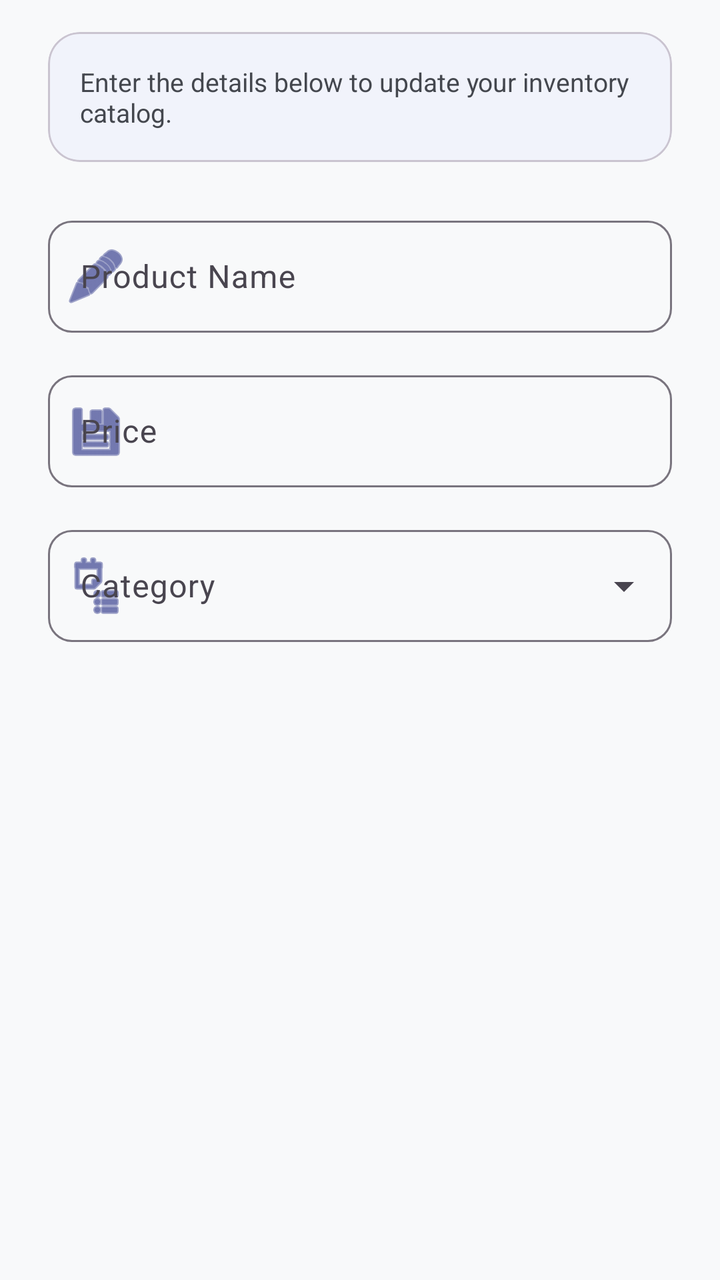
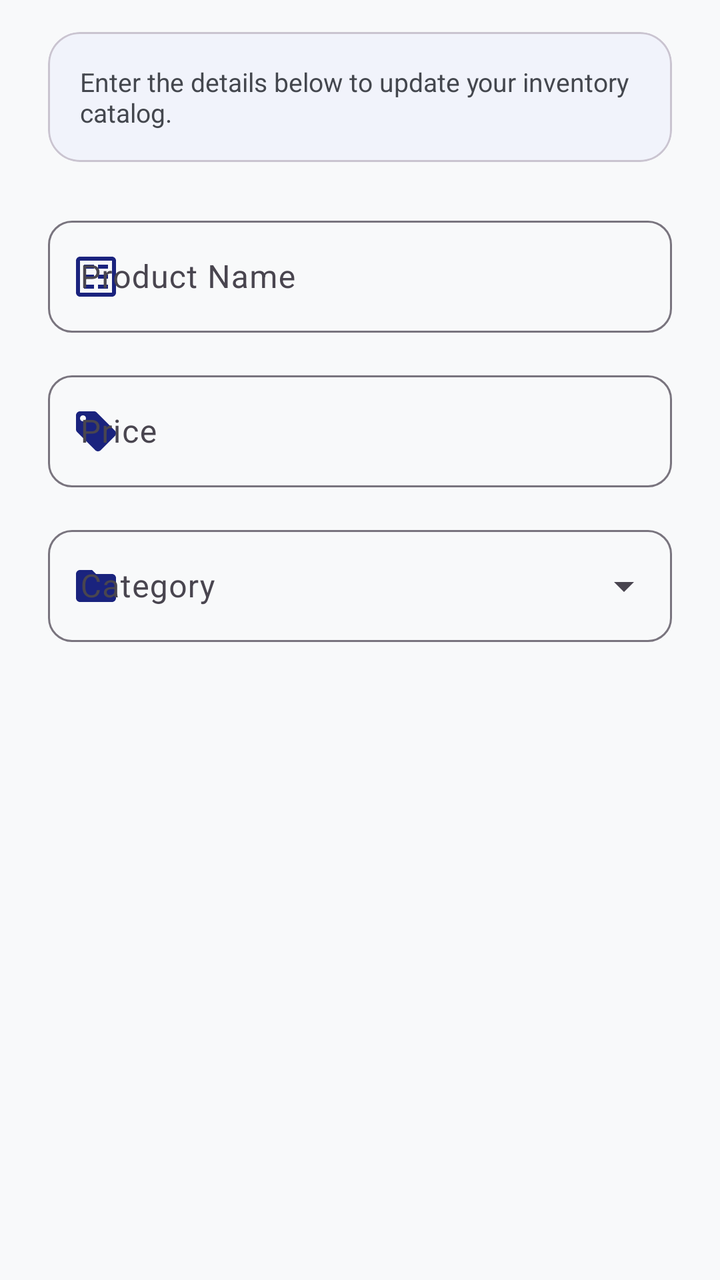

Before-and-after screenshots of an Android layout around one commit, followed by the original layout XML and the change that was made.
<!-- AndroidManifest.xml: application theme Theme.PosExpress -->
<!-- res/layout/dialog_add_product.xml -->
<?xml version="1.0" encoding="utf-8"?>
<ScrollView xmlns:android="http://schemas.android.com/apk/res/android"
    xmlns:app="http://schemas.android.com/apk/res-auto"
    android:layout_width="match_parent"
    android:layout_height="wrap_content">

    <LinearLayout
        android:layout_width="match_parent"
        android:layout_height="wrap_content"
        android:orientation="vertical"
        android:paddingHorizontal="24dp"
        android:paddingTop="16dp"
        android:paddingBottom="24dp">

        <com.google.android.material.card.MaterialCardView
            android:layout_width="match_parent"
            android:layout_height="wrap_content"
            app:cardCornerRadius="16dp"
            app:cardElevation="0dp"
            app:cardBackgroundColor="#F1F3FB"
            android:layout_marginBottom="24dp">

            <TextView
                android:layout_width="match_parent"
                android:layout_height="wrap_content"
                android:padding="16dp"
                android:text="Enter the details below to update your inventory catalog."
                android:textColor="@color/textSecondary"
                android:textSize="13sp"
                android:textAlignment="center" />
        </com.google.android.material.card.MaterialCardView>

        <com.google.android.material.textfield.TextInputLayout
            android:id="@+id/tilProductName"
            android:layout_width="match_parent"
            android:layout_height="wrap_content"
            android:hint="Product Name"
            style="@style/Widget.Material3.TextInputLayout.OutlinedBox"
            app:startIconDrawable="@android:drawable/ic_menu_edit"
            app:startIconTint="@color/primaryNavy"
            app:shapeAppearanceOverlay="@style/ShapeAppearance.PaySwift.Rounded"
            android:layout_marginBottom="16dp">

            <com.google.android.material.textfield.TextInputEditText
                android:id="@+id/etProductName"
                android:layout_width="match_parent"
                android:layout_height="wrap_content"
                android:minHeight="56dp"
                android:inputType="textCapWords"
                android:textColor="@color/textPrimary" />

        </com.google.android.material.textfield.TextInputLayout>

        <com.google.android.material.textfield.TextInputLayout
            android:id="@+id/tilProductPrice"
            android:layout_width="match_parent"
            android:layout_height="wrap_content"
            android:hint="Price"
            style="@style/Widget.Material3.TextInputLayout.OutlinedBox"
            app:startIconDrawable="@android:drawable/ic_menu_save"
            app:startIconTint="@color/primaryNavy"
            app:shapeAppearanceOverlay="@style/ShapeAppearance.PaySwift.Rounded"
            android:layout_marginBottom="16dp">

            <com.google.android.material.textfield.TextInputEditText
                android:id="@+id/etProductPrice"
                android:layout_width="match_parent"
                android:layout_height="wrap_content"
                android:minHeight="56dp"
                android:inputType="numberDecimal"
                android:textColor="@color/textPrimary" />

        </com.google.android.material.textfield.TextInputLayout>

        <com.google.android.material.textfield.TextInputLayout
            android:id="@+id/tilProductCategory"
            android:layout_width="match_parent"
            android:layout_height="wrap_content"
            android:hint="Category"
            style="@style/Widget.Material3.TextInputLayout.OutlinedBox.ExposedDropdownMenu"
            app:startIconDrawable="@android:drawable/ic_menu_agenda"
            app:startIconTint="@color/primaryNavy"
            app:shapeAppearanceOverlay="@style/ShapeAppearance.PaySwift.Rounded"
            android:layout_marginBottom="8dp">

            <com.google.android.material.textfield.MaterialAutoCompleteTextView
                android:id="@+id/etProductCategory"
                android:layout_width="match_parent"
                android:layout_height="wrap_content"
                android:minHeight="56dp"
                android:inputType="text"
                android:textColor="@color/textPrimary" />

        </com.google.android.material.textfield.TextInputLayout>

    </LinearLayout>
</ScrollView>
<!-- resources referenced by this layout -->
<resources>
  <color name="primaryNavy">#1A237E</color>
  <color name="textPrimary">#1A1C1E</color>
  <color name="textSecondary">#44474E</color>
  <style name="ShapeAppearance.PaySwift.Rounded" parent="">
          <item name="cornerSize">12dp</item>
      </style>
  <style name="Theme.PosExpress" parent="Base.Theme.PosExpress" />
  <style name="Base.Theme.PosExpress" parent="Theme.Material3.DayNight.NoActionBar">
          <item name="colorPrimary">@color/primaryNavy</item>
          <item name="colorOnPrimary">@color/white</item>
          <item name="android:windowBackground">@color/backgroundOffWhite</item>
          <item name="android:statusBarColor">@color/primaryNavy</item>
          <item name="colorSecondaryContainer">@color/surfaceVariant</item>
          <item name="colorOnSecondaryContainer">@color/primaryNavy</item>
      </style>
  <color name="white">#FFFFFF</color>
  <color name="backgroundOffWhite">#F8F9FA</color>
  <color name="surfaceVariant">#E1E2EC</color>
</resources>

<!-- the commit's change to res/layout/dialog_add_product.xml (unified diff, before → after) -->
@@ -36,7 +36,7 @@
             android:layout_height="wrap_content"
             android:hint="Product Name"
             style="@style/Widget.Material3.TextInputLayout.OutlinedBox"
-            app:startIconDrawable="@android:drawable/ic_menu_edit"
+            app:startIconDrawable="@drawable/ic_inventory_modern"
             app:startIconTint="@color/primaryNavy"
             app:shapeAppearanceOverlay="@style/ShapeAppearance.PaySwift.Rounded"
             android:layout_marginBottom="16dp">
@@ -57,7 +57,7 @@
             android:layout_height="wrap_content"
             android:hint="Price"
             style="@style/Widget.Material3.TextInputLayout.OutlinedBox"
-            app:startIconDrawable="@android:drawable/ic_menu_save"
+            app:startIconDrawable="@drawable/ic_price_modern"
             app:startIconTint="@color/primaryNavy"
             app:shapeAppearanceOverlay="@style/ShapeAppearance.PaySwift.Rounded"
             android:layout_marginBottom="16dp">
@@ -78,7 +78,7 @@
             android:layout_height="wrap_content"
             android:hint="Category"
             style="@style/Widget.Material3.TextInputLayout.OutlinedBox.ExposedDropdownMenu"
-            app:startIconDrawable="@android:drawable/ic_menu_agenda"
+            app:startIconDrawable="@drawable/ic_category_modern"
             app:startIconTint="@color/primaryNavy"
             app:shapeAppearanceOverlay="@style/ShapeAppearance.PaySwift.Rounded"
             android:layout_marginBottom="8dp">
<!-- resource entries referenced after the edit -->
@@ -3,6 +3,36 @@
   <color name="primaryNavy">#1A237E</color>
   <color name="textPrimary">#1A1C1E</color>
   <color name="textSecondary">#44474E</color>
+  <!-- drawable ic_category_modern (drawable) -->
+  <vector xmlns:android="http://schemas.android.com/apk/res/android"
+      android:width="24dp"
+      android:height="24dp"
+      android:viewportWidth="24"
+      android:viewportHeight="24">
+      <path
+          android:fillColor="#FF000000"
+          android:pathData="M10,4H4C2.89,4 2,4.89 2,6V18C2,19.1 2.89,20 4,20H20C21.1,20 22,19.1 22,18V8C22,6.9 21.1,6 20,6H12L10,4Z" />
+  </vector>
+  <!-- drawable ic_inventory_modern (drawable) -->
+  <vector xmlns:android="http://schemas.android.com/apk/res/android"
+      android:width="24dp"
+      android:height="24dp"
+      android:viewportWidth="24"
+      android:viewportHeight="24">
+      <path
+          android:fillColor="#FF000000"
+          android:pathData="M20,2H4C2.9,2 2,2.9 2,4v16c0,1.1 0.9,2 2,2h16c1.1,0 2,-0.9 2,-2V4C22,2.9 21.1,2 20,2zM20,20H4V4h16V20zM18,6h-5v2h5V6zM18,11h-5v2h5V11zM18,16h-5v2h5V16zM11,6H6v2h5V6zM11,11H6v2h5V11zM11,16H6v2h5V16z" />
+  </vector>
+  <!-- drawable ic_price_modern (drawable) -->
+  <vector xmlns:android="http://schemas.android.com/apk/res/android"
+      android:width="24dp"
+      android:height="24dp"
+      android:viewportWidth="24"
+      android:viewportHeight="24">
+      <path
+          android:fillColor="#FF000000"
+          android:pathData="M21.41,11.58L12.42,2.59C12.05,2.22 11.55,2 11.03,2H4C2.9,2 2,2.9 2,4V11.03C2,11.55 2.22,12.05 2.59,12.42L11.58,21.41C12.35,22.18 13.61,22.18 14.38,21.41L21.41,14.38C22.18,13.61 22.18,12.35 21.41,11.58M5.5,7C4.67,7 4,6.33 4,5.5C4,4.67 4.67,4 5.5,4C6.33,4 7,4.67 7,5.5C7,6.33 6.33,7 5.5,7Z" />
+  </vector>
   <style name="ShapeAppearance.PaySwift.Rounded" parent="">
           <item name="cornerSize">12dp</item>
       </style>
